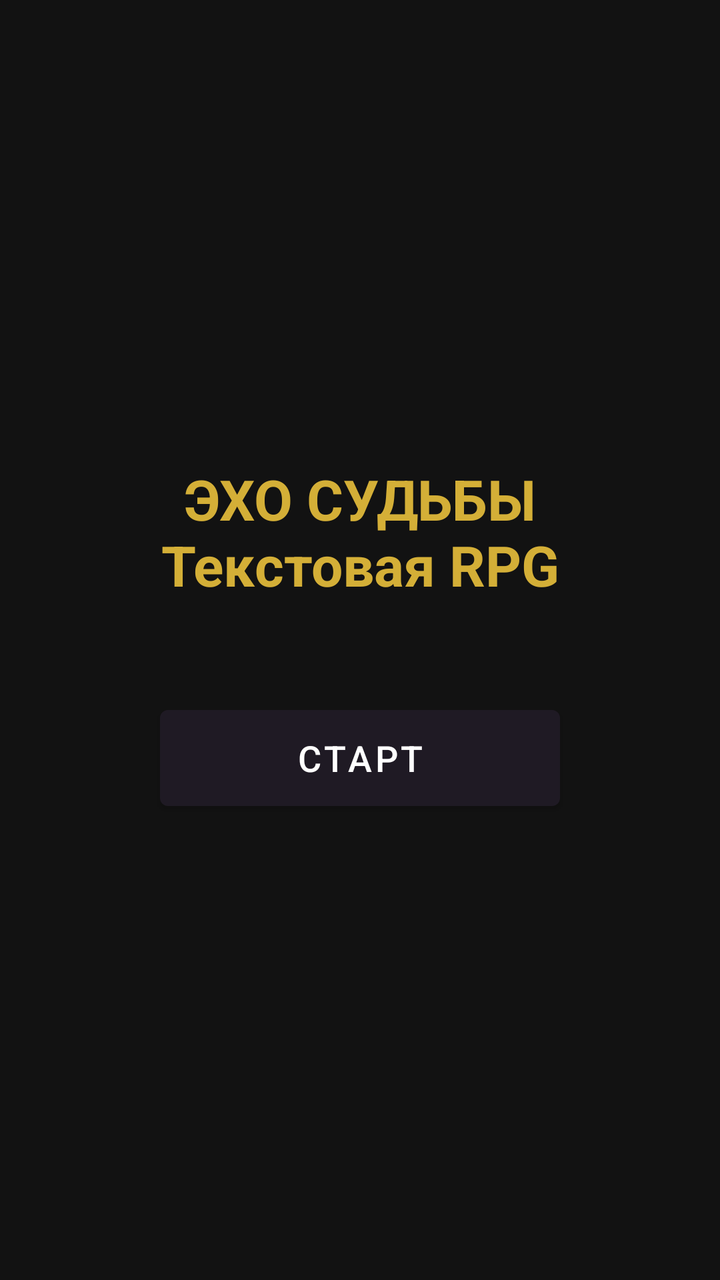
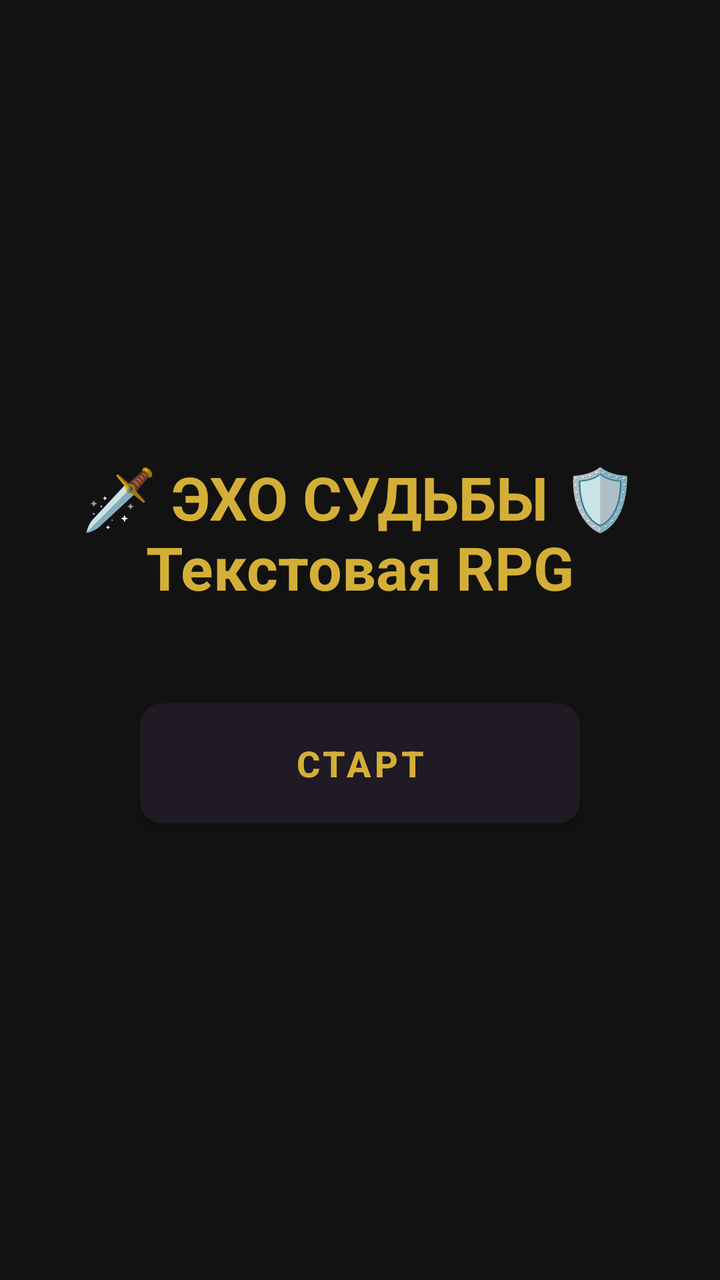

An Android layout rendered at two revisions. The XML below is the earlier revision; the diff shows what the commit changed to produce the second picture.
<!-- AndroidManifest.xml: application theme Theme.TextRPG -->
<!-- res/layout/activity_main.xml -->
<?xml version="1.0" encoding="utf-8"?>
<FrameLayout xmlns:android="http://schemas.android.com/apk/res/android"
    android:layout_width="match_parent"
    android:layout_height="match_parent"
    android:background="@color/background">

    
    <LinearLayout
        android:id="@+id/layoutMainMenu"
        android:layout_width="match_parent"
        android:layout_height="match_parent"
        android:gravity="center"
        android:orientation="vertical"
        android:padding="24dp">

        <TextView
            android:layout_width="wrap_content"
            android:layout_height="wrap_content"
            android:layout_marginBottom="48dp"
            android:text="ЭХО СУДЬБЫ\nТекстовая RPG"
            android:gravity="center"
            android:textColor="@color/accent"
            android:textSize="28sp"
            android:textStyle="bold" />

        <Button
            android:id="@+id/btnStartMenu"
            android:layout_width="200dp"
            android:layout_height="60dp"
            android:text="@string/btn_start"
            android:textSize="18sp" />
    </LinearLayout>

    
    <LinearLayout
        android:id="@+id/layoutCharCreation"
        android:layout_width="match_parent"
        android:layout_height="match_parent"
        android:orientation="vertical"
        android:padding="24dp"
        android:visibility="gone">

        <TextView
            android:layout_width="wrap_content"
            android:layout_height="wrap_content"
            android:layout_gravity="center_horizontal"
            android:layout_marginTop="32dp"
            android:layout_marginBottom="24dp"
            android:text="@string/title_char_creation"
            android:textColor="@color/accent"
            android:textSize="22sp"
            android:textStyle="bold" />

        <EditText
            android:id="@+id/etCharName"
            android:layout_width="match_parent"
            android:layout_height="wrap_content"
            android:layout_marginBottom="24dp"
            android:hint="@string/hint_char_name"
            android:inputType="textPersonName"
            android:textColor="@color/text_primary"
            android:textColorHint="@color/text_secondary" />

        <TextView
            android:layout_width="wrap_content"
            android:layout_height="wrap_content"
            android:layout_marginBottom="12dp"
            android:text="Выберите класс:"
            android:textColor="@color/text_primary"
            android:textSize="16sp" />

        <RadioGroup
            android:id="@+id/rgClasses"
            android:layout_width="match_parent"
            android:layout_height="wrap_content"
            android:orientation="vertical">

            <RadioButton
                android:id="@+id/rbWarrior"
                android:layout_width="match_parent"
                android:layout_height="wrap_content"
                android:checked="true"
                android:text="@string/class_warrior"
                android:textColor="@color/text_primary"
                android:textSize="16sp" />

            <RadioButton
                android:id="@+id/rbMage"
                android:layout_width="match_parent"
                android:layout_height="wrap_content"
                android:text="@string/class_mage"
                android:textColor="@color/text_primary"
                android:textSize="16sp" />

            <RadioButton
                android:id="@+id/rbRogue"
                android:layout_width="match_parent"
                android:layout_height="wrap_content"
                android:text="@string/class_rogue"
                android:textColor="@color/text_primary"
                android:textSize="16sp" />
        </RadioGroup>

        <Button
            android:id="@+id/btnCreateChar"
            android:layout_width="match_parent"
            android:layout_height="60dp"
            android:layout_marginTop="40dp"
            android:text="@string/btn_create"
            android:textSize="16sp" />
    </LinearLayout>

    
    <LinearLayout
        android:id="@+id/layoutGameMain"
        android:layout_width="match_parent"
        android:layout_height="match_parent"
        android:orientation="vertical"
        android:visibility="gone">

        
        <LinearLayout
            android:layout_width="match_parent"
            android:layout_height="wrap_content"
            android:background="@color/primary_variant"
            android:gravity="center_vertical"
            android:orientation="horizontal"
            android:padding="10dp">

            
            <LinearLayout
                android:layout_width="0dp"
                android:layout_height="wrap_content"
                android:layout_weight="1"
                android:orientation="vertical">

                <TextView
                    android:id="@+id/tvHeroInfo"
                    android:layout_width="wrap_content"
                    android:layout_height="wrap_content"
                    android:text="Имя (Класс)"
                    android:textColor="@color/text_primary"
                    android:textSize="15sp"
                    android:textStyle="bold" />

                <TextView
                    android:id="@+id/tvHeroLevel"
                    android:layout_width="wrap_content"
                    android:layout_height="wrap_content"
                    android:text="Уровень: 1"
                    android:textColor="@color/text_secondary"
                    android:textSize="12sp" />

                
                <LinearLayout
                    android:layout_width="match_parent"
                    android:layout_height="wrap_content"
                    android:layout_marginTop="4dp"
                    android:gravity="center_vertical"
                    android:orientation="horizontal">
                    <ProgressBar
                        android:id="@+id/pbHealth"
                        style="?android:attr/progressBarStyleHorizontal"
                        android:layout_width="120dp"
                        android:layout_height="12dp"
                        android:max="100"
                        android:progress="100"
                        android:progressDrawable="@android:drawable/progress_horizontal"
                        android:progressTint="#FF3333" />
                    <TextView
                        android:id="@+id/tvHealthStatus"
                        android:layout_width="wrap_content"
                        android:layout_height="wrap_content"
                        android:layout_marginStart="6dp"
                        android:text="100/100 HP"
                        android:textColor="#FF6666"
                        android:textSize="11sp" />
                </LinearLayout>

                
                <LinearLayout
                    android:layout_width="match_parent"
                    android:layout_height="wrap_content"
                    android:layout_marginTop="2dp"
                    android:gravity="center_vertical"
                    android:orientation="horizontal">
                    <ProgressBar
                        android:id="@+id/pbMana"
                        style="?android:attr/progressBarStyleHorizontal"
                        android:layout_width="120dp"
                        android:layout_height="12dp"
                        android:max="100"
                        android:progress="100"
                        android:progressDrawable="@android:drawable/progress_horizontal"
                        android:progressTint="#3399FF" />
                    <TextView
                        android:id="@+id/tvManaStatus"
                        android:layout_width="wrap_content"
                        android:layout_height="wrap_content"
                        android:layout_marginStart="6dp"
                        android:text="30/30 MP"
                        android:textColor="#66B2FF"
                        android:textSize="11sp" />
                </LinearLayout>
            </LinearLayout>

            <Button
                android:id="@+id/btnOpenTalents"
                android:layout_width="wrap_content"
                android:layout_height="wrap_content"
                android:text="@string/btn_talents" />
        </LinearLayout>

        
        <LinearLayout
            android:layout_width="match_parent"
            android:layout_height="0dp"
            android:layout_weight="1"
            android:orientation="horizontal">

            <ScrollView
                android:layout_width="0dp"
                android:layout_height="match_parent"
                android:layout_weight="1"
                android:padding="16dp">

                <TextView
                    android:id="@+id/tvGameLog"
                    android:layout_width="match_parent"
                    android:layout_height="wrap_content"
                    android:lineSpacingExtra="4dp"
                    android:text="Загрузка сюжета..."
                    android:textColor="@color/text_primary"
                    android:textSize="16sp" />
            </ScrollView>

            
            <LinearLayout
                android:id="@+id/layoutAbilityContainer"
                android:layout_width="wrap_content"
                android:layout_height="match_parent"
                android:gravity="center_vertical"
                android:orientation="vertical"
                android:paddingEnd="12dp"
                android:visibility="gone">

                <Button
                    android:id="@+id/btnClassAbility"
                    android:layout_width="75dp"
                    android:layout_height="75dp"
                    android:padding="2dp"
                    android:text="Раж"
                    android:textColor="#FFFFFF"
                    android:textSize="11sp"
                    android:textStyle="bold" />
            </LinearLayout>

        </LinearLayout>

        
        <LinearLayout
            android:id="@+id/layoutOptionsContainer"
            android:layout_width="match_parent"
            android:layout_height="wrap_content"
            android:orientation="vertical"
            android:padding="16dp" />

    </LinearLayout>

</FrameLayout>
<!-- resources referenced by this layout -->
<resources>
  <color name="accent">#D4AF37</color>
  <color name="background">#121212</color>
  <color name="primary_variant">#120F17</color>
  <color name="text_primary">#E0E0E0</color>
  <color name="text_secondary">#9E9E9E</color>
  <string name="btn_create">Начать приключение</string>
  <string name="btn_start">Старт</string>
  <string name="btn_talents">Таланты</string>
  <string name="class_mage">Маг</string>
  <string name="class_rogue">Разбойник</string>
  <string name="class_warrior">Воин</string>
  <string name="hint_char_name">Введите имя героя</string>
  <string name="title_char_creation">Создание персонажа</string>
  <style name="Theme.TextRPG" parent="Theme.MaterialComponents.DayNight.NoActionBar">
          <item name="colorPrimary">@color/primary</item>
          <item name="colorPrimaryVariant">@color/primary_variant</item>
          <item name="colorSecondary">@color/accent</item>
          <item name="android:windowBackground">@color/background</item>
      </style>
  <color name="primary">#1F1A24</color>
</resources>

<!-- the commit's change to res/layout/activity_main.xml (unified diff, before → after) -->
@@ -17,18 +17,21 @@
             android:layout_width="wrap_content"
             android:layout_height="wrap_content"
             android:layout_marginBottom="48dp"
-            android:text="ЭХО СУДЬБЫ\nТекстовая RPG"
+            android:text="🗡️ ЭХО СУДЬБЫ 🛡️\nТекстовая RPG"
             android:gravity="center"
             android:textColor="@color/accent"
-            android:textSize="28sp"
+            android:textSize="30sp"
             android:textStyle="bold" />
 
         <Button
             android:id="@+id/btnStartMenu"
-            android:layout_width="200dp"
+            android:layout_width="220dp"
             android:layout_height="60dp"
+            android:background="@drawable/btn_3d_primary"
             android:text="@string/btn_start"
-            android:textSize="18sp" />
+            android:textColor="@color/accent"
+            android:textSize="18sp"
+            android:textStyle="bold" />
     </LinearLayout>
 
     
@@ -44,7 +47,7 @@
             android:layout_width="wrap_content"
             android:layout_height="wrap_content"
             android:layout_gravity="center_horizontal"
-            android:layout_marginTop="32dp"
+            android:layout_marginTop="24dp"
             android:layout_marginBottom="24dp"
             android:text="@string/title_char_creation"
             android:textColor="@color/accent"
@@ -65,7 +68,7 @@
             android:layout_width="wrap_content"
             android:layout_height="wrap_content"
             android:layout_marginBottom="12dp"
-            android:text="Выберите класс:"
+            android:text="Выберите ваш класс:"
             android:textColor="@color/text_primary"
             android:textSize="16sp" />
 
@@ -80,7 +83,7 @@
                 android:layout_width="match_parent"
                 android:layout_height="wrap_content"
                 android:checked="true"
-                android:text="@string/class_warrior"
+                android:text="🛡️ Воин (200 брони, Сила)"
                 android:textColor="@color/text_primary"
                 android:textSize="16sp" />
 
@@ -88,7 +91,7 @@
                 android:id="@+id/rbMage"
                 android:layout_width="match_parent"
                 android:layout_height="wrap_content"
-                android:text="@string/class_mage"
+                android:text="🔮 Маг (Мощная магия)"
                 android:textColor="@color/text_primary"
                 android:textSize="16sp" />
 
@@ -96,7 +99,7 @@
                 android:id="@+id/rbRogue"
                 android:layout_width="match_parent"
                 android:layout_height="wrap_content"
-                android:text="@string/class_rogue"
+                android:text="🗡️ Разбойник (25% уклонения)"
                 android:textColor="@color/text_primary"
                 android:textSize="16sp" />
         </RadioGroup>
@@ -105,9 +108,12 @@
             android:id="@+id/btnCreateChar"
             android:layout_width="match_parent"
             android:layout_height="60dp"
-            android:layout_marginTop="40dp"
+            android:layout_marginTop="32dp"
+            android:background="@drawable/btn_3d_primary"
             android:text="@string/btn_create"
-            android:textSize="16sp" />
+            android:textColor="@color/accent"
+            android:textSize="16sp"
+            android:textStyle="bold" />
     </LinearLayout>
 
     
@@ -125,9 +131,8 @@
             android:background="@color/primary_variant"
             android:gravity="center_vertical"
             android:orientation="horizontal"
-            android:padding="10dp">
-
-            
+            android:padding="12dp">
+
             <LinearLayout
                 android:layout_width="0dp"
                 android:layout_height="wrap_content"
@@ -139,8 +144,8 @@
                     android:layout_width="wrap_content"
                     android:layout_height="wrap_content"
                     android:text="Имя (Класс)"
-                    android:textColor="@color/text_primary"
-                    android:textSize="15sp"
+                    android:textColor="@color/accent"
+                    android:textSize="16sp"
                     android:textStyle="bold" />
 
                 <TextView
@@ -161,46 +166,46 @@
                     <ProgressBar
                         android:id="@+id/pbHealth"
                         style="?android:attr/progressBarStyleHorizontal"
-                        android:layout_width="120dp"
-                        android:layout_height="12dp"
+                        android:layout_width="130dp"
+                        android:layout_height="14dp"
                         android:max="100"
                         android:progress="100"
-                        android:progressDrawable="@android:drawable/progress_horizontal"
-                        android:progressTint="#FF3333" />
+                        android:progressDrawable="@drawable/pb_3d_health" />
                     <TextView
                         android:id="@+id/tvHealthStatus"
                         android:layout_width="wrap_content"
                         android:layout_height="wrap_content"
-                        android:layout_marginStart="6dp"
+                        android:layout_marginStart="8dp"
                         android:text="100/100 HP"
                         android:textColor="#FF6666"
-                        android:textSize="11sp" />
+                        android:textSize="12sp"
+                        android:textStyle="bold" />
                 </LinearLayout>
 
                 
                 <LinearLayout
                     android:layout_width="match_parent"
                     android:layout_height="wrap_content"
-                    android:layout_marginTop="2dp"
+                    android:layout_marginTop="3dp"
                     android:gravity="center_vertical"
                     android:orientation="horizontal">
                     <ProgressBar
                         android:id="@+id/pbMana"
                         style="?android:attr/progressBarStyleHorizontal"
-                        android:layout_width="120dp"
-                        android:layout_height="12dp"
+                        android:layout_width="130dp"
+                        android:layout_height="14dp"
                         android:max="100"
                         android:progress="100"
-                        android:progressDrawable="@android:drawable/progress_horizontal"
-                        android:progressTint="#3399FF" />
+                        android:progressDrawable="@drawable/pb_3d_mana" />
                     <TextView
                         android:id="@+id/tvManaStatus"
                         android:layout_width="wrap_content"
                         android:layout_height="wrap_content"
-                        android:layout_marginStart="6dp"
+                        android:layout_marginStart="8dp"
                         android:text="30/30 MP"
                         android:textColor="#66B2FF"
-                        android:textSize="11sp" />
+                        android:textSize="12sp"
+                        android:textStyle="bold" />
                 </LinearLayout>
             </LinearLayout>
 
@@ -208,7 +213,12 @@
                 android:id="@+id/btnOpenTalents"
                 android:layout_width="wrap_content"
                 android:layout_height="wrap_content"
-                android:text="@string/btn_talents" />
+                android:background="@drawable/btn_3d_primary"
+                android:paddingHorizontal="12dp"
+                android:text="@string/btn_talents"
+                android:textColor="@color/accent"
+                android:textSize="13sp"
+                android:textStyle="bold" />
         </LinearLayout>
 
         
@@ -228,13 +238,12 @@
                     android:id="@+id/tvGameLog"
                     android:layout_width="match_parent"
                     android:layout_height="wrap_content"
-                    android:lineSpacingExtra="4dp"
+                    android:lineSpacingExtra="5dp"
                     android:text="Загрузка сюжета..."
                     android:textColor="@color/text_primary"
                     android:textSize="16sp" />
             </ScrollView>
 
-            
             <LinearLayout
                 android:id="@+id/layoutAbilityContainer"
                 android:layout_width="wrap_content"
@@ -246,8 +255,9 @@
 
                 <Button
                     android:id="@+id/btnClassAbility"
-                    android:layout_width="75dp"
-                    android:layout_height="75dp"
+                    android:layout_width="80dp"
+                    android:layout_height="80dp"
+                    android:background="@drawable/btn_3d_primary"
                     android:padding="2dp"
                     android:text="Раж"
                     android:textColor="#FFFFFF"
<!-- resource entries referenced after the edit -->
@@ -5,12 +5,80 @@
   <color name="primary_variant">#120F17</color>
   <color name="text_primary">#E0E0E0</color>
   <color name="text_secondary">#9E9E9E</color>
+  <!-- drawable btn_3d_primary (drawable) -->
+  <?xml version="1.0" encoding="utf-8"?>
+  <selector xmlns:android="http://schemas.android.com/apk/res/android">
+      <item android:state_pressed="true">
+          <shape android:shape="rectangle">
+              <corners android:radius="10dp" />
+              <gradient
+                  android:angle="270"
+                  android:endColor="#3A2D13"
+                  android:startColor="#8B6914" />
+              <stroke android:width="2dp" android:color="#FFD700" />
+          </shape>
+      </item>
+      <item>
+          <shape android:shape="rectangle">
+              <corners android:radius="10dp" />
+              <gradient
+                  android:angle="270"
+                  android:endColor="#1E1911"
+                  android:centerColor="#4A3B18"
+                  android:startColor="#8B6914" />
+              <stroke android:width="2dp" android:color="#D4AF37" />
+          </shape>
+      </item>
+  </selector>
+  <!-- drawable pb_3d_health (drawable) -->
+  <?xml version="1.0" encoding="utf-8"?>
+  <layer-list xmlns:android="http://schemas.android.com/apk/res/android">
+      <item android:id="@android:id/background">
+          <shape>
+              <corners android:radius="6dp" />
+              <solid android:color="#2A0A0A" />
+              <stroke android:width="1dp" android:color="#551111" />
+          </shape>
+      </item>
+      <item android:id="@android:id/progress">
+          <clip>
+              <shape>
+                  <corners android:radius="6dp" />
+                  <gradient
+                      android:angle="270"
+                      android:endColor="#8B0000"
+                      android:centerColor="#FF3333"
+                      android:startColor="#FF8888" />
+              </shape>
+          </clip>
+      </item>
+  </layer-list>
+  <!-- drawable pb_3d_mana (drawable) -->
+  <?xml version="1.0" encoding="utf-8"?>
+  <layer-list xmlns:android="http://schemas.android.com/apk/res/android">
+      <item android:id="@android:id/background">
+          <shape>
+              <corners android:radius="6dp" />
+              <solid android:color="#0A1A2A" />
+              <stroke android:width="1dp" android:color="#113355" />
+          </shape>
+      </item>
+      <item android:id="@android:id/progress">
+          <clip>
+              <shape>
+                  <corners android:radius="6dp" />
+                  <gradient
+                      android:angle="270"
+                      android:endColor="#004080"
+                      android:centerColor="#0080FF"
+                      android:startColor="#80C0FF" />
+              </shape>
+          </clip>
+      </item>
+  </layer-list>
   <string name="btn_create">Начать приключение</string>
   <string name="btn_start">Старт</string>
   <string name="btn_talents">Таланты</string>
-  <string name="class_mage">Маг</string>
-  <string name="class_rogue">Разбойник</string>
-  <string name="class_warrior">Воин</string>
   <string name="hint_char_name">Введите имя героя</string>
   <string name="title_char_creation">Создание персонажа</string>
   <style name="Theme.TextRPG" parent="Theme.MaterialComponents.DayNight.NoActionBar">
